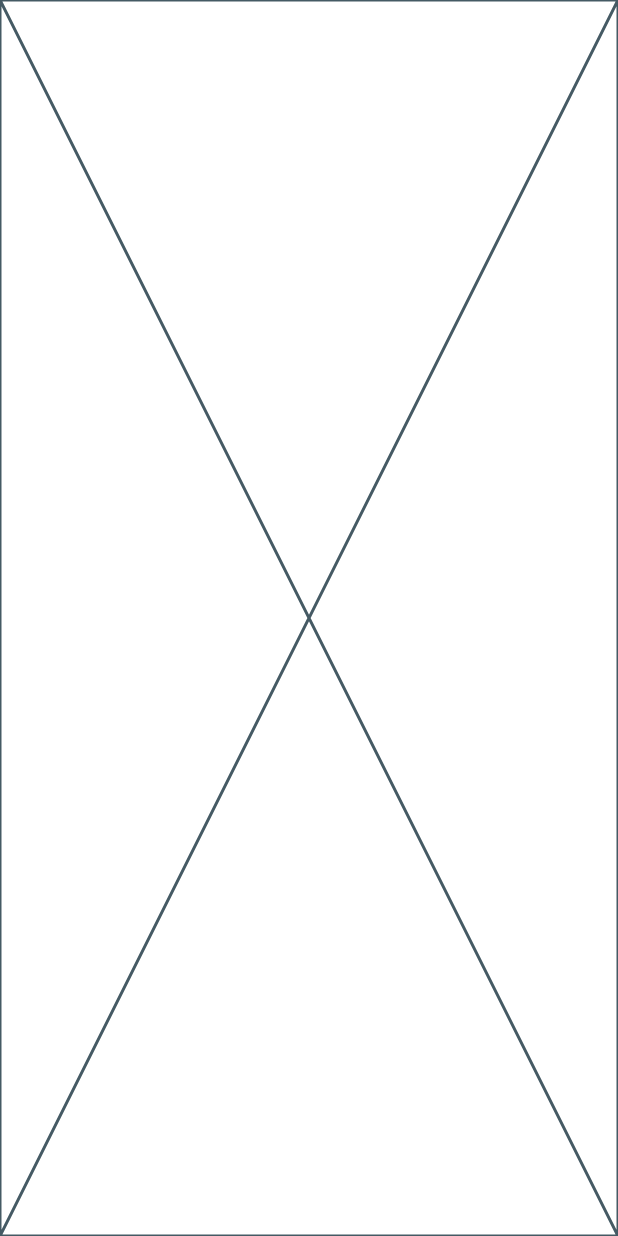
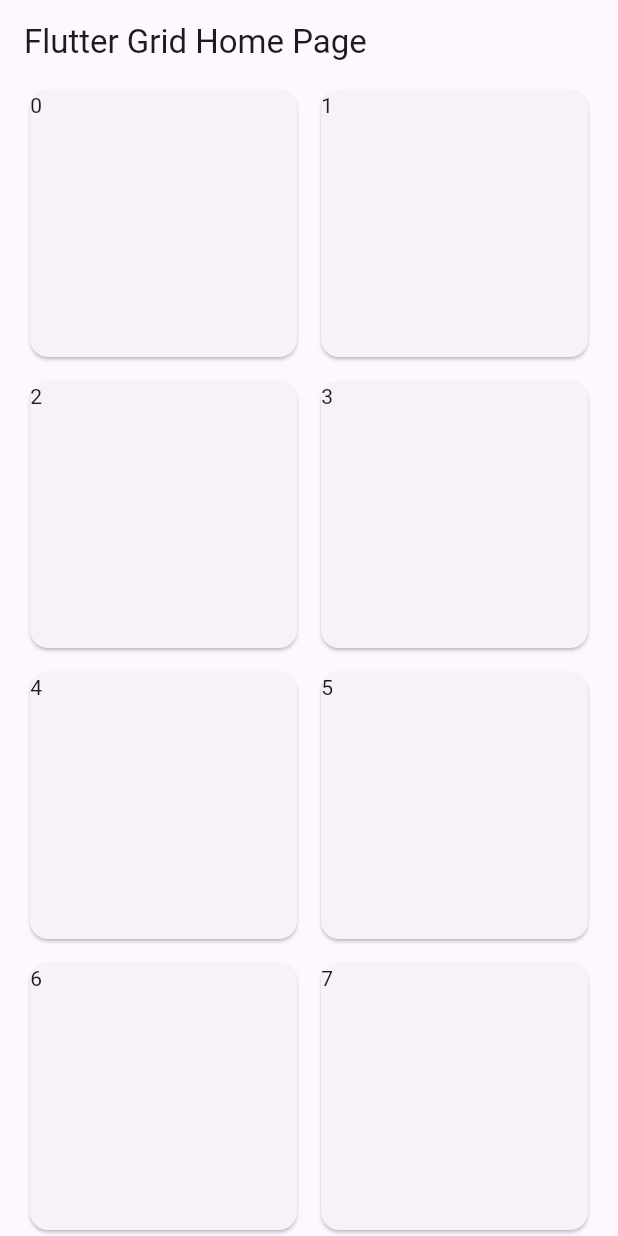
Before and after one commit to M-LARRY/greenie, a Flutter app: the screen it shows after launch, on a phone screen of 412 x 824 dp. Run offline on Flutter 3.47's test engine with Material 3 defaults, Android fonts, the light colour scheme and no system bars.

Commit message:
Basic homepage

```diff
--- a/lib/home_page.dart
+++ b/lib/home_page.dart
@@ -8,8 +8,65 @@ class HomePage extends StatefulWidget {
 }
 
 class _HomePageState extends State<HomePage> {
+  final List<String> items = List.generate(20, (index) => 'Item $index');
+
   @override
   Widget build(BuildContext context) {
-    return const Placeholder();
+    return Scaffold(
+      appBar: AppBar(
+        title: Text('Flutter Grid Home Page'),
+      ),
+      body: Padding(
+        padding: const EdgeInsets.symmetric(horizontal: 16.0),
+        child: GridView.builder(
+          gridDelegate: const SliverGridDelegateWithFixedCrossAxisCount(
+            crossAxisCount: 2, // Two items per row
+            crossAxisSpacing: 8.0, // Space between horizontal items
+            mainAxisSpacing: 8.0, // Space between vertical items
+          ),
+          itemCount: items.length,
+          itemBuilder: (context, index) {
+            return PlantCard(plantName: "$index");
+          },
+        ),
+      ),
+    );
   }
 }
+
+class PlantCard extends StatelessWidget {
+  const PlantCard({
+    super.key,
+    required this.plantName,
+  });
+
+  final String plantName;
+
+  @override
+  Widget build(BuildContext context) {
+    return GestureDetector(
+      onTap: () {
+        print("DEBUG: PRESSED PLANT $plantName");
+      },
+      child: Card(
+        child: Text(plantName),
+      ),
+    );
+  }
+}
+
+class LightMeterCard extends StatefulWidget {
+  const LightMeterCard({
+    super.key,
+  });
+
+  @override
+  State<LightMeterCard> createState() => _LightMeterCardState();
+}
+
+class _LightMeterCardState extends State<LightMeterCard> {
+  @override
+  Widget build(BuildContext context) {
+    return Card();
+  }
+}
--- a/lib/main.dart
+++ b/lib/main.dart
@@ -10,6 +10,13 @@ class MainApp extends StatelessWidget {
 
   @override
   Widget build(BuildContext context) {
-    return HomePage();
+    return MaterialApp(
+      title: 'Flutter Grid Home Page',
+      theme: ThemeData(
+        primarySwatch: Colors.blue,
+      ),
+      home: HomePage(),
+    );
+    ;
   }
 }
```
